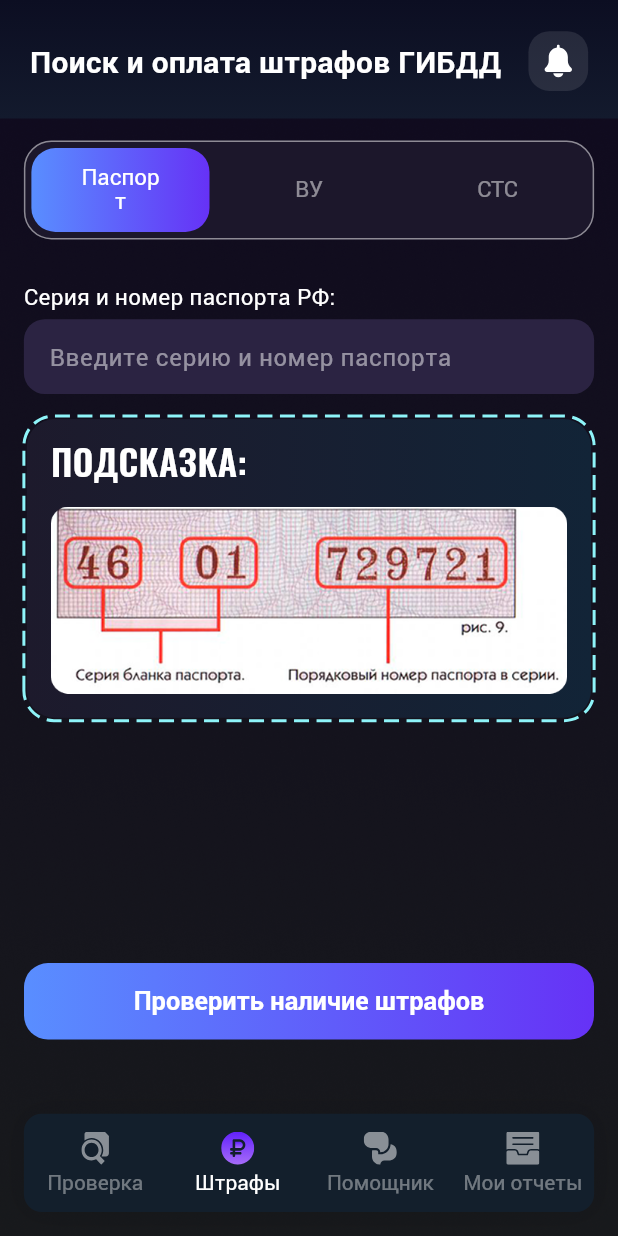
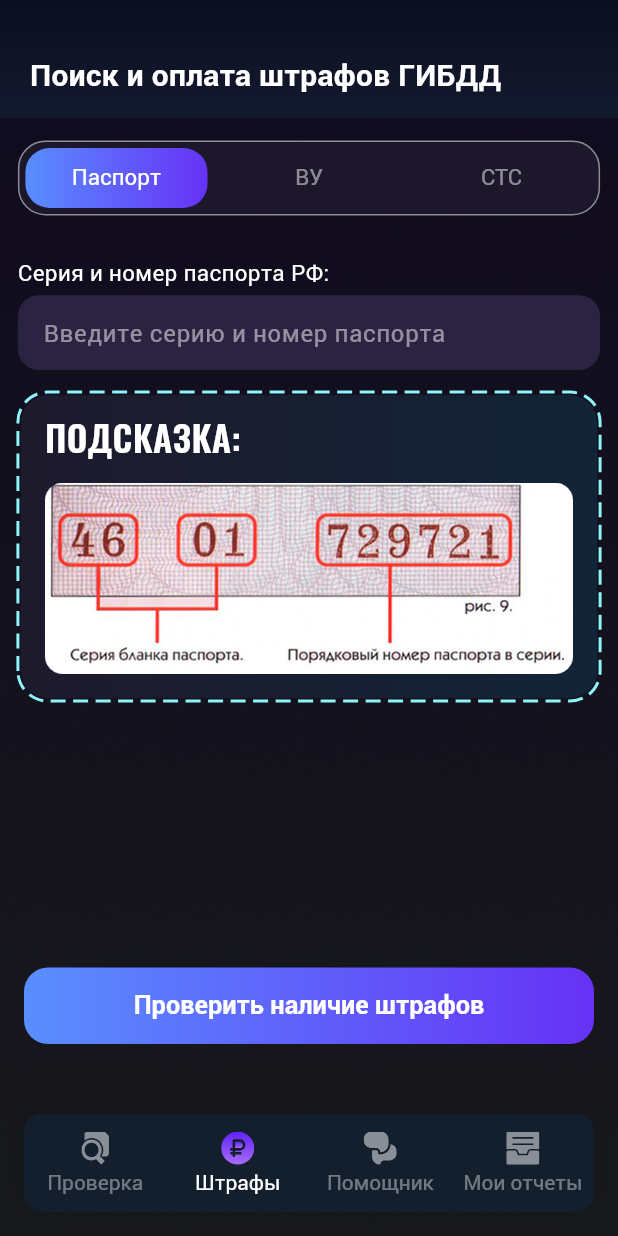
Before and after one commit to bitk0der/baza-gibdd-gai-flutter-1, a Flutter app: the FinePaymentScreen screen opened by its route, on a phone screen of 412 x 824 dp. Run offline on Flutter 3.47's test engine with Material 3 defaults, Android fonts, the phone set to English and light mode, and no system bars; drawn by our look-alikes of dotted_border; our stand-ins replace auto_route, cached_network_image, dio, easy_localization, flutter_bloc, flutter_keyboard_visibility and 13 more; missing offline and left inert: appmetrica_plugin, background_fetch, contentsize_tabbarview, json_store; accounts and stored records are empty; generated files the repository leaves out were written again; Roboto replaces fonts that are missing (SFProDisplay); statements that could not run were skipped.

Commit message:
fixes from Toshqaa

```diff
--- a/lib/features/chat_with_gpt/presentation/widgets/error_body.dart
+++ b/lib/features/chat_with_gpt/presentation/widgets/error_body.dart
@@ -31,7 +31,7 @@
               Icon(
                 Icons.warning_amber_rounded,
                 size: 100,
-                color: iconColor ?? ColorStyles.black,
+                color: iconColor ?? ColorStyles.white,
               ),
               SizedBox(height: 5.h),
               Text(
@@ -41,7 +41,7 @@
                     TextStyle(
                       fontWeight: FontWeight.w700,
                       fontSize: 22.sp,
-                      color: ColorStyles.black,
+                      color: ColorStyles.white,
                     ),
               ),
             ],
--- a/lib/features/chat_with_gpt/presentation/widgets/message_widget.dart
+++ b/lib/features/chat_with_gpt/presentation/widgets/message_widget.dart
@@ -136,7 +136,7 @@
   Widget _buildUserMessage() {
     return Text(
       widget.message.message,
-      textAlign: TextAlign.right,
+      textAlign: TextAlign.left,
       style: TextStyles.h3.copyWith(fontSize: 16.sp, color: Colors.black),
     );
   }
--- a/lib/features/payments/presentation/pages/fine/fine_payment_screen.dart
+++ b/lib/features/payments/presentation/pages/fine/fine_payment_screen.dart
@@ -3,7 +3,6 @@
 import 'package:baza_gibdd_gai/core/theme/app_colors.dart';
 import 'package:baza_gibdd_gai/core/widgets/app_button.dart';
 import 'package:baza_gibdd_gai/core/widgets/app_card_layout.dart';
-import 'package:baza_gibdd_gai/core/widgets/app_circle_button.dart';
 import 'package:baza_gibdd_gai/core/widgets/app_custom_scaffold.dart';
 import 'package:flutter/material.dart';
 import 'package:flutter_keyboard_visibility/flutter_keyboard_visibility.dart';
@@ -73,7 +72,7 @@
           title: 'Поиск и оплата штрафов ГИБДД',
           isBackButton: false,
           onTapBackButton: () => context.maybePop(),
-          actions: [
+          /*   actions: [
             AppCircleButton(
                 buttonSize: 40,
                 padding: 9,
@@ -81,7 +80,7 @@
                 backgroundColor: Colors.white.withValues(alpha: 0.1),
                 onTap: () =>
                     context.router.navigate(BackgroundNotificationsRoute())),
-          ],
+          ], */
         ),
         body: _getBody(),
         floatingActionButton: SafeArea(
@@ -96,7 +95,7 @@
                   onTap: _onButtonPressed,
                 ),
               ),
-              if (!keyboardVisible) SizedBox(height: 125.h),
+              if (!keyboardVisible) SizedBox(height: kToolbarHeight * 2),
             ],
           ),
         ),
@@ -107,7 +106,7 @@
   Widget _getBody() {
     return SingleChildScrollView(
       physics: const BouncingScrollPhysics(),
-      padding: EdgeInsets.symmetric(horizontal: 16.w),
+      padding: EdgeInsets.symmetric(horizontal: 12.w),
       child: Column(
         children: [
           AppUniversalBannerWidget(category: 'pays-page', banners: bannerList),
```
Also changed, not shown: lib/features/chat_with_gpt/presentation/pages/home_chat_screen.dart (+9 -5 lines).
